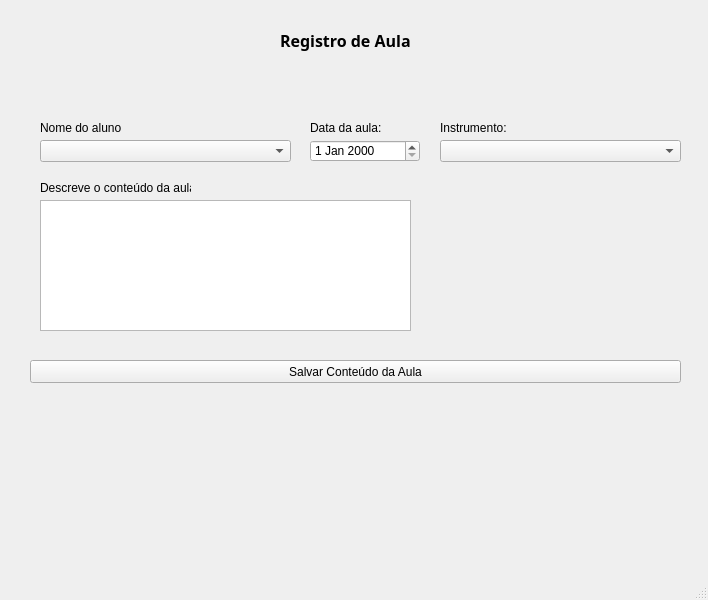
First picture: the form in tela_aula.ui, repository beltessazar/gerenciador-aulas, before the edit.
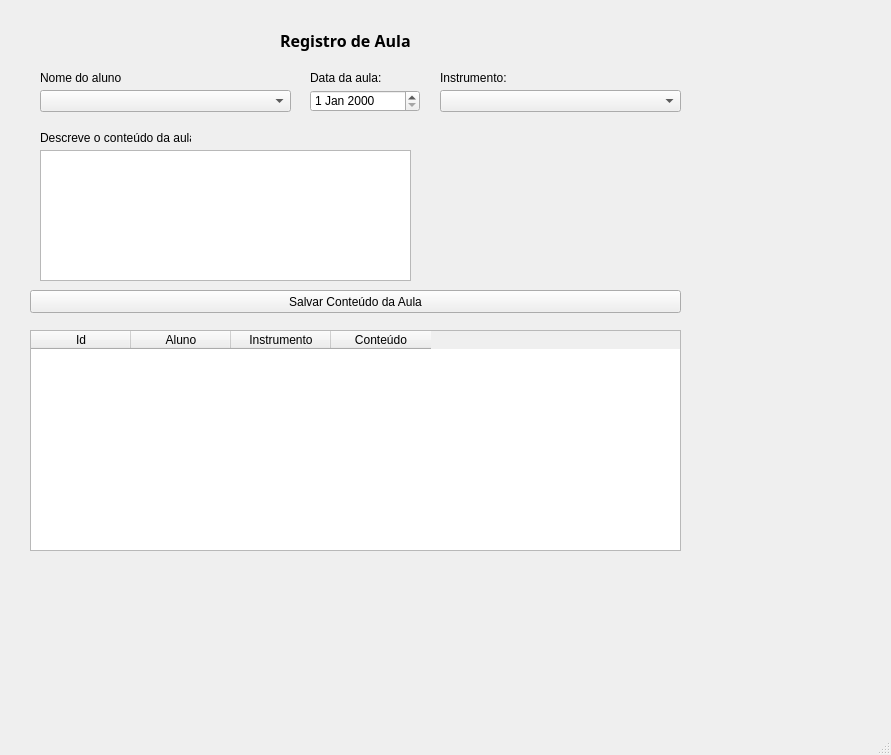
Second picture: the form after the edit.

Diff of the .ui file:
```diff
--- a/tela_aula.ui
+++ b/tela_aula.ui
@@ -6,8 +6,8 @@
    <rect>
     <x>0</x>
     <y>0</y>
-    <width>708</width>
-    <height>600</height>
+    <width>891</width>
+    <height>755</height>
    </rect>
   </property>
   <property name="windowTitle">
@@ -18,7 +18,7 @@
     <property name="geometry">
      <rect>
       <x>30</x>
-      <y>360</y>
+      <y>290</y>
       <width>651</width>
       <height>23</height>
      </rect>
@@ -52,7 +52,7 @@
     <property name="geometry">
      <rect>
       <x>40</x>
-      <y>140</y>
+      <y>90</y>
       <width>251</width>
       <height>22</height>
      </rect>
@@ -62,7 +62,7 @@
     <property name="geometry">
      <rect>
       <x>40</x>
-      <y>120</y>
+      <y>70</y>
       <width>81</width>
       <height>16</height>
      </rect>
@@ -75,7 +75,7 @@
     <property name="geometry">
      <rect>
       <x>310</x>
-      <y>120</y>
+      <y>70</y>
       <width>71</width>
       <height>16</height>
      </rect>
@@ -88,7 +88,7 @@
     <property name="geometry">
      <rect>
       <x>310</x>
-      <y>140</y>
+      <y>90</y>
       <width>110</width>
       <height>22</height>
      </rect>
@@ -98,7 +98,7 @@
     <property name="geometry">
      <rect>
       <x>40</x>
-      <y>200</y>
+      <y>150</y>
       <width>371</width>
       <height>131</height>
      </rect>
@@ -108,7 +108,7 @@
     <property name="geometry">
      <rect>
       <x>40</x>
-      <y>180</y>
+      <y>130</y>
       <width>151</width>
       <height>16</height>
      </rect>
@@ -121,7 +121,7 @@
     <property name="geometry">
      <rect>
       <x>440</x>
-      <y>120</y>
+      <y>70</y>
       <width>171</width>
       <height>16</height>
      </rect>
@@ -134,12 +134,42 @@
     <property name="geometry">
      <rect>
       <x>440</x>
-      <y>140</y>
+      <y>90</y>
       <width>241</width>
       <height>22</height>
      </rect>
     </property>
    </widget>
+   <widget class="QTableWidget" name="tableWidget">
+    <property name="geometry">
+     <rect>
+      <x>30</x>
+      <y>330</y>
+      <width>651</width>
+      <height>221</height>
+     </rect>
+    </property>
+    <column>
+     <property name="text">
+      <string>Id</string>
+     </property>
+    </column>
+    <column>
+     <property name="text">
+      <string>Aluno</string>
+     </property>
+    </column>
+    <column>
+     <property name="text">
+      <string>Instrumento</string>
+     </property>
+    </column>
+    <column>
+     <property name="text">
+      <string>Conteúdo</string>
+     </property>
+    </column>
+   </widget>
   </widget>
   <widget class="QMenuBar" name="menubar">
    <property name="geometry">
```
Left out of the diff: 6 changed lines with no effect on the pictures.
